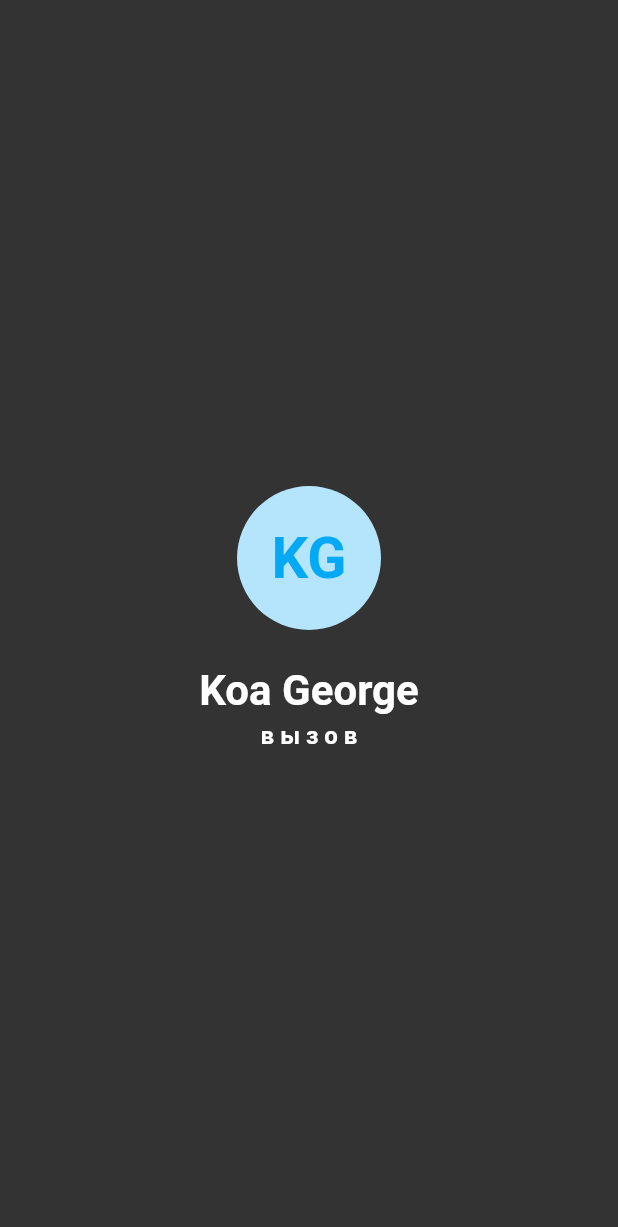
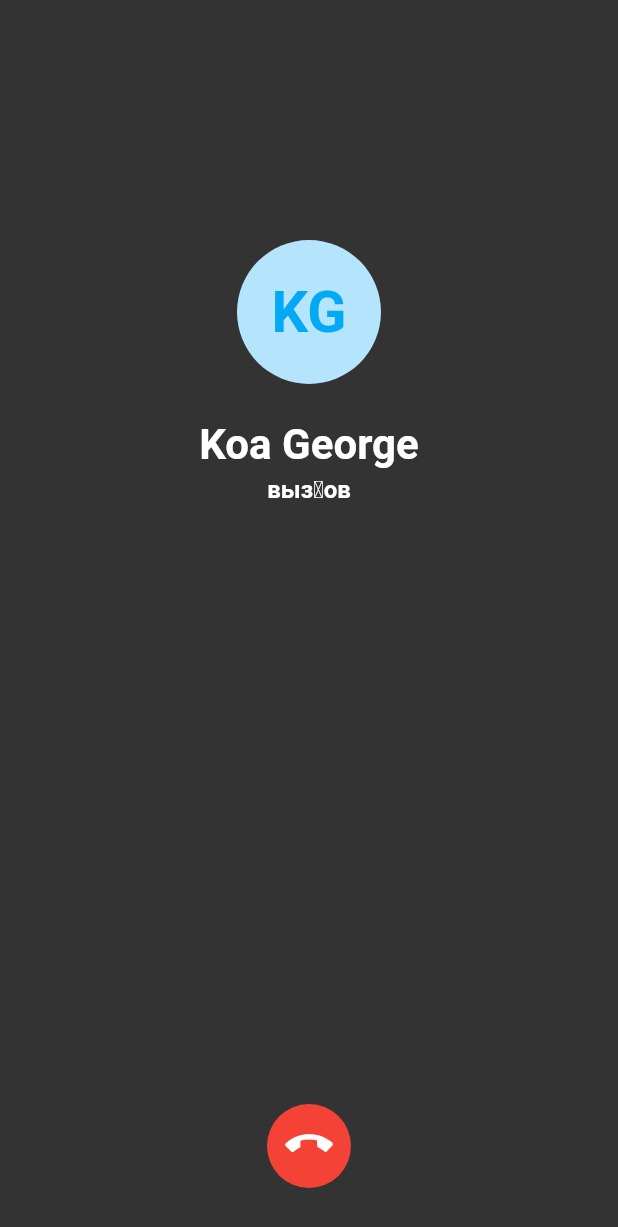
Before and after one commit to epifanov-lab/fcm_caller_app, a Flutter app: the screen it shows after launch, after a tap on "KG", on a phone screen of 412 x 824 dp. Shown: the top 1227 px of the screen. Run offline on Flutter 3.47's test engine with Material 2 defaults, Android fonts, the light colour scheme and no system bars; our stand-ins replace firebase_messaging, rxdart, shared_preferences; accounts and stored records are empty.

Commit message:
call: assets, animation, cancel

```diff
--- a/lib/screens/call_send_screen.dart
+++ b/lib/screens/call_send_screen.dart
@@ -9,22 +9,79 @@ class CallSendScreen extends StatefulWidget {
   _CallSendScreenState createState() => _CallSendScreenState();
 }
 
-class _CallSendScreenState extends State<CallSendScreen> {
+class _CallSendScreenState extends State<CallSendScreen>
+    with SingleTickerProviderStateMixin {
 
-  String _calling = 'в ы з о в';
+  Animation<int> _textAnimation;
+  AnimationController _textAnimationController;
+
+  final String _calling = 'вызов';
+  String _splash = '';
+
+  @override
+  void initState() {
+    super.initState();
+    startCallLabelAnimation();
+  }
+
+  void startCallLabelAnimation() {
+    _textAnimationController = AnimationController(duration: const Duration(milliseconds: 750), vsync: this);
+    _textAnimation = IntTween(begin: 0, end: _calling.length).animate(_textAnimationController)
+      ..addListener(() {
+        setState(() {
+          int index = _textAnimation.value;
+          _splash = _calling.replaceRange(index, index, '\u25CF');
+        });
+      })
+      ..addStatusListener((status) {
+        if (status == AnimationStatus.completed) _textAnimationController.reverse();
+        else if (status == AnimationStatus.dismissed) _textAnimationController.forward();
+      });
+    _textAnimationController.forward();
+  }
+
+  @override
+  void dispose() {
+    _textAnimationController.dispose();
+    super.dispose();
+  }
 
   @override
   Widget build(BuildContext context) {
     final User user = ModalRoute.of(context).settings.arguments;
     return Scaffold(
-        body: Center(
-          child: Column(mainAxisAlignment: MainAxisAlignment.center,
+        body: SafeArea(
+          child: Column(
+            mainAxisAlignment: MainAxisAlignment.spaceBetween,
             children: <Widget>[
-              AvatarWidget(user.name, 96),
-              SizedBox(height: 24),
-              Text(user.name, style: appTheme.textTheme.headline1),
-              SizedBox(height: 4),
-              Text(_calling, style: appTheme.textTheme.subtitle1),
+              Container(
+                child: Center(
+                  child: Column(mainAxisAlignment: MainAxisAlignment.center,
+                    children: <Widget>[
+                      SizedBox(height: 160),
+                      AvatarWidget(user.name, 96),
+                      SizedBox(height: 24),
+                      Text(user.name, style: appTheme.textTheme.headline1),
+                      SizedBox(height: 4),
+                      Text(_splash, style: appTheme.textTheme.subtitle1),
+                    ],
+                  ),
+                ),
+              ),
+              InkWell(
+                onTap: () => Navigator.pop(context),
+                child: Container(
+                  width: 56, height: 56,
+                  decoration: BoxDecoration(
+                    shape: BoxShape.circle,
+                    color: Colors.red
+                  ),
+                  child: Image.asset(
+                      'assets/icons/ic_call_end.png',
+                      scale: 1.5, color: Colors.white),
+                  margin: EdgeInsets.all(32),
+                ),
+              ),
             ],
           ),
         ),
--- a/lib/screens/main_screen.dart
+++ b/lib/screens/main_screen.dart
@@ -57,14 +57,16 @@ class _MainScreenState extends State<MainScreen> {
     print('build: ${_allUsers.length}');
     return Scaffold(
       appBar: AppBar(title: Text('FCM-CALLER-APP')),
-      body: Center(
+      body: SafeArea(
+        child: Center(
           child: ListView.separated(
             physics: BouncingScrollPhysics(),
             itemCount: _allUsers.length,
             itemBuilder: (context, index) =>
                           index == 0 ? ownInfoBlock() : getUserWidget(_allUsers[index]),
             separatorBuilder: (context, index) => SizedBox(height: 16),
-    ),),);
+    ),),
+      ),);
   }
 
   Widget ownInfoBlock() {
--- a/pubspec.yaml
+++ b/pubspec.yaml
@@ -24,4 +24,7 @@ dev_dependencies:
     sdk: flutter
 
 flutter:
+  assets:
+      - assets/icons/ic_call_end.png
+
   uses-material-design: true
```
Also changed, not shown: assets/flow_chart_v4.png (renamed from resources/flow_chart_v4.png), assets/icons/ic_call_end.png (added), assets/icons/ic_call_end_low.png (added), 2 other files. Lines whose indentation alone changed are shown as unchanged.
